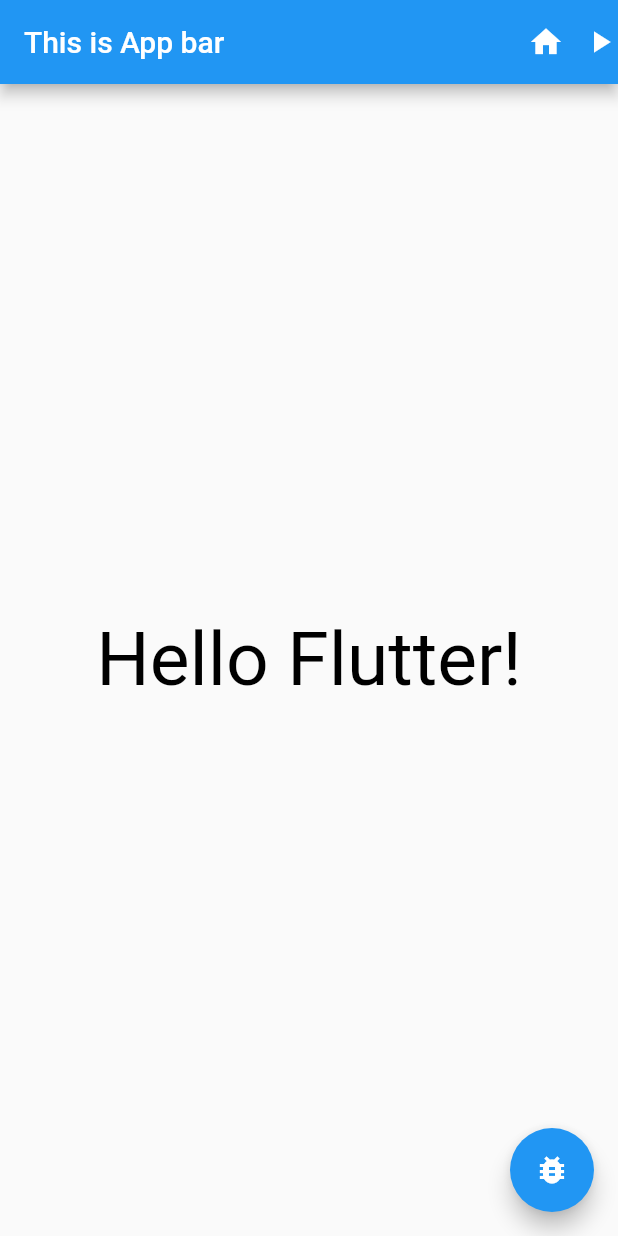
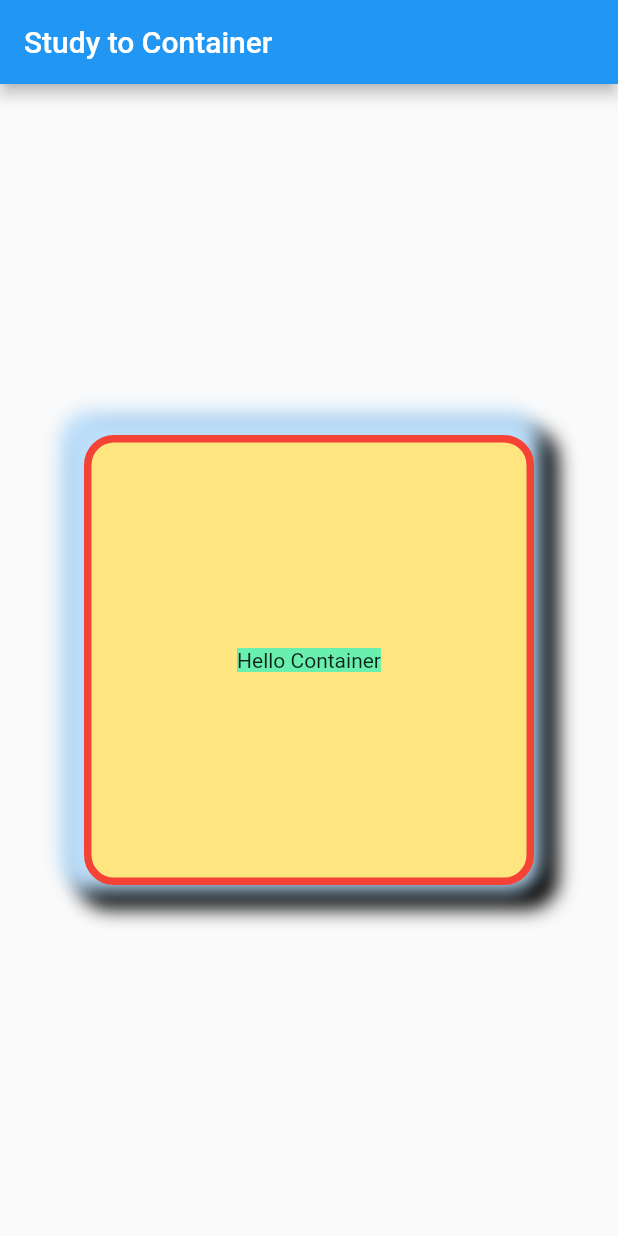
Before and after one commit to the-hye/flutter_basic, a Flutter app: the screen it shows after launch, on a phone screen of 412 x 824 dp. Run offline on Flutter 3.47's test engine with Material 2 defaults, Android fonts, the phone set to English and light mode, and no system bars.

Commit message:
Container

```diff
--- a/lib/main.dart
+++ b/lib/main.dart
@@ -4,39 +4,39 @@ void main() {
   runApp(MaterialApp(
     home: Scaffold(
       appBar: AppBar(
-        actions: [
-          IconButton(icon: Icon(Icons.home), onPressed: () {
-            print('Tab!');
-          },),
-          Icon(Icons.play_arrow),
-        ],
-        centerTitle: false,
-        title: Text('This is App bar'),
+        title: Text('Study to Container'),
       ),
-      body: TestWidget(),
-      floatingActionButton: FloatingActionButton(
-        child: Icon(Icons.bug_report),
-        onPressed: () {
-          print('Tab! FAB!');
-        },
-      ),
+      body: CustomContainer(),
     ),
   ));
 }
 
-class TestWidget extends StatelessWidget {
-  const TestWidget({super.key});
+class CustomContainer extends StatelessWidget {
+  const CustomContainer({super.key});
 
   @override
   Widget build(BuildContext context) {
-    return SafeArea(
-      child: Center(
-        child: Text(
-          'Hello Flutter!',
-          style: TextStyle(
-            fontSize: 50,
-            color: Colors.black,),
+    return Center(
+      child: Container(
+        width: 300,
+        height: 300,
+        //color: Colors.amberAccent.shade100,
+        padding: EdgeInsets.fromLTRB(10, 12, 10, 12),
+        // margin: EdgeInsets.symmetric(vertical: 24, horizontal: 30),
+        // BoxDecoration이 있는 경우 color가 밖에 없어야 함
+        decoration: BoxDecoration(
+          color: Colors.amberAccent.shade100,
+          border: Border.all(color: Colors.red, width: 5, style: BorderStyle.solid),
+          borderRadius: BorderRadius.circular(20),
+          boxShadow: [
+            BoxShadow(color: Colors.black, offset: Offset(6, 6), blurRadius: 10, spreadRadius: 10),
+            BoxShadow(color: Colors.blue.shade100, offset: Offset(-6, -6), blurRadius: 10, spreadRadius: 10),
+          ]
         ),
+        child: Center(
+            child: Container(
+              color: Colors.greenAccent,
+              child: Text('Hello Container'))),
       ),
     );
   }
```
Also changed, not shown: 1 other file.
